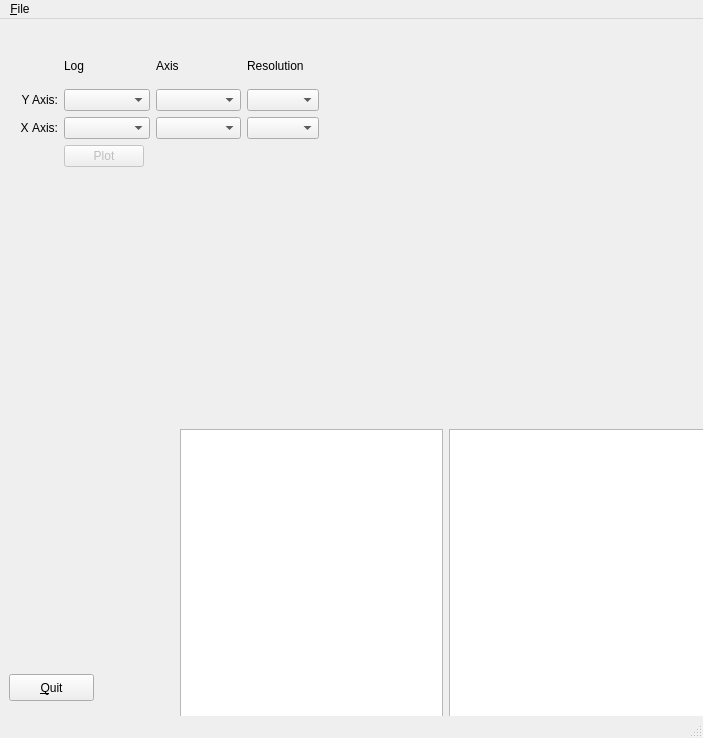
Old version of the form oldtimer.ui in the repository sesotek/oldtimer.
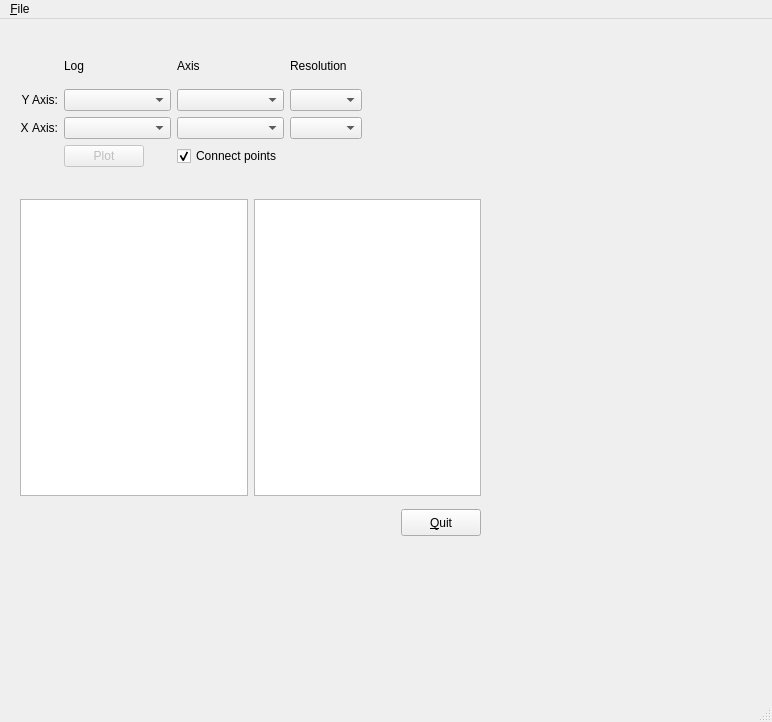
New version of the form.

Commit message: Works with substeps

The edit to the form file:
```diff
--- a/oldtimer.ui
+++ b/oldtimer.ui
@@ -6,8 +6,8 @@
    <rect>
     <x>0</x>
     <y>0</y>
-    <width>703</width>
-    <height>738</height>
+    <width>772</width>
+    <height>722</height>
    </rect>
   </property>
   <property name="sizePolicy">
@@ -35,9 +35,9 @@
    <widget class="QPushButton" name="buttonQuit">
     <property name="geometry">
      <rect>
-      <x>9</x>
-      <y>655</y>
-      <width>85</width>
+      <x>401</x>
+      <y>490</y>
+      <width>80</width>
       <height>27</height>
      </rect>
     </property>
@@ -62,7 +62,7 @@
      <rect>
       <x>20</x>
       <y>30</y>
-      <width>299</width>
+      <width>342</width>
       <height>118</height>
      </rect>
     </property>
@@ -196,18 +196,28 @@
      <item row="2" column="3">
       <widget class="QComboBox" name="comboXResolution"/>
      </item>
+     <item row="3" column="2">
+      <widget class="QCheckBox" name="checkBoxConnect">
+       <property name="text">
+        <string>Connect points</string>
+       </property>
+       <property name="checked">
+        <bool>true</bool>
+       </property>
+      </widget>
+     </item>
     </layout>
    </widget>
    <widget class="QWidget" name="">
     <property name="geometry">
      <rect>
-      <x>180</x>
-      <y>390</y>
-      <width>525</width>
+      <x>20</x>
+      <y>160</y>
+      <width>461</width>
       <height>317</height>
      </rect>
     </property>
-    <layout class="QGridLayout" name="gridLayout_2" columnstretch="1,0">
+    <layout class="QGridLayout" name="gridLayout_2" columnstretch="1,1">
      <item row="1" column="0">
       <widget class="QLabel" name="labelText1">
        <property name="sizePolicy">
@@ -262,7 +272,7 @@
     <rect>
      <x>0</x>
      <y>0</y>
-     <width>703</width>
+     <width>772</width>
      <height>25</height>
     </rect>
    </property>
```
The commit also changes 2 other files.
